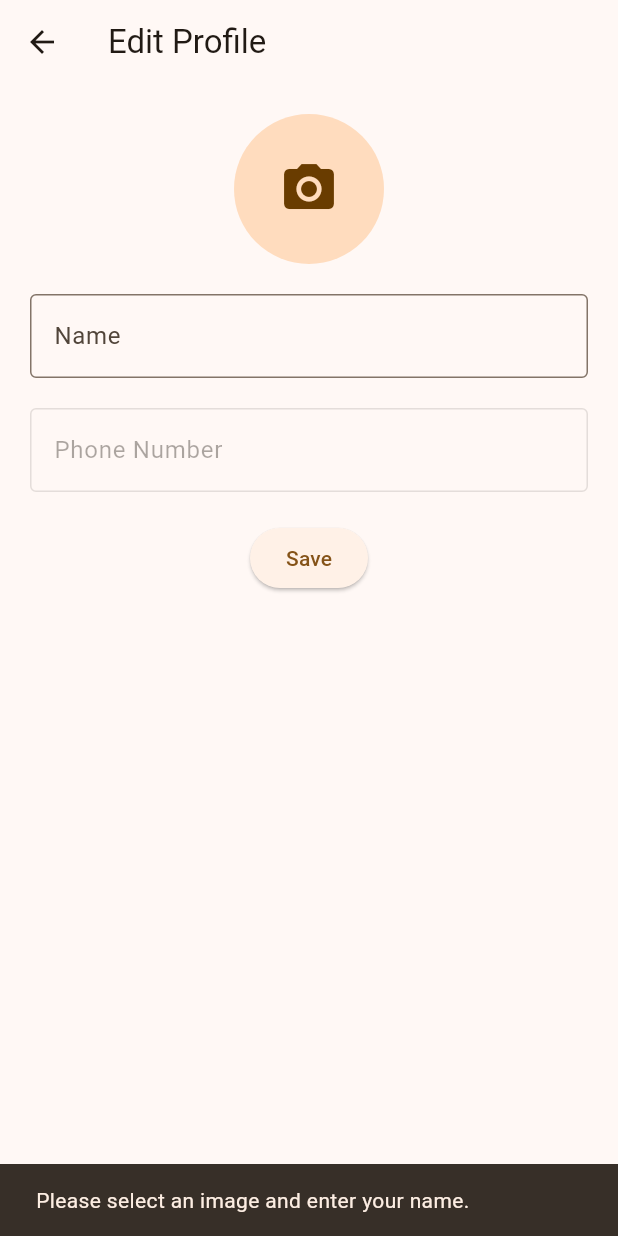
After one commit to MDK-404/e_mechanic, a Flutter app: the CustomerProfile screen opened by its route, after a tap on "Save", on a phone screen of 412 x 824 dp. The commit adds this screen. Run offline on Flutter 3.47's test engine with Material 3 defaults, Android fonts, the phone set to English and light mode, and no system bars; our stand-ins replace cloud_firestore, firebase_auth, firebase_core, firebase_storage, fluttertoast, image_picker and 2 more; accounts and stored records are empty.

Commit message:
customer profiel with collection created

```diff
--- a/lib/main.dart
+++ b/lib/main.dart
@@ -1,5 +1,6 @@
 import 'package:e_mechanic/screens/customer_home.dart';
 import 'package:e_mechanic/screens/customer_login.dart';
+import 'package:e_mechanic/screens/customer_profile.dart';
 import 'package:e_mechanic/screens/main_screen.dart';
 import 'package:e_mechanic/screens/otp.dart';
 //import 'package:e_mechanic/screens/otp.dart';
@@ -37,6 +38,7 @@ class MyApp extends StatelessWidget {
               verificationid: 'verificationid',
             ),
         'customer_home': (context) => CustomerHomeScreen(),
+        'customer_profile': (context) => CustomerProfile(),
       },
     );
   }
--- a/lib/screens/customer_home.dart
+++ b/lib/screens/customer_home.dart
@@ -122,7 +122,9 @@ class _CustomerHomeScreenState extends State<CustomerHomeScreen> {
               MaterialPageRoute(builder: (context) => ServicesScreen()),
             );
           } else if (index == 2) {
-          } else if (index == 3) {}
+          } else if (index == 3) {
+            Navigator.pushReplacementNamed(context, 'customer_profile');
+          }
         },
         currentIndex: 0,
       ),
--- /dev/null
+++ b/lib/screens/customer_profile.dart
@@ -0,0 +1,128 @@
+import 'package:flutter/material.dart';
+import 'package:image_picker/image_picker.dart';
+import 'package:firebase_storage/firebase_storage.dart' as firebase_storage;
+import 'package:firebase_auth/firebase_auth.dart';
+import 'package:cloud_firestore/cloud_firestore.dart';
+import 'dart:io';
+
+class CustomerProfile extends StatefulWidget {
+  const CustomerProfile({Key? key}) : super(key: key);
+
+  @override
+  _CustomerProfileState createState() => _CustomerProfileState();
+}
+
+class _CustomerProfileState extends State<CustomerProfile> {
+  final TextEditingController nameController = TextEditingController();
+  late String phoneNumber;
+
+  late File? _image; // Initialize with null
+
+  final picker = ImagePicker();
+
+  Future getImage() async {
+    final pickedFile = await picker.pickImage(source: ImageSource.gallery);
+
+    setState(() {
+      if (pickedFile != null) {
+        _image = File(pickedFile.path);
+      } else {
+        print('No image selected.');
+      }
+    });
+  }
+
+  @override
+  void initState() {
+    super.initState();
+    _image = null; // Initialize with null in initState
+    // Fetching user's phone number from Firebase Authentication
+    final auth = FirebaseAuth.instance;
+    User? user = auth.currentUser;
+    phoneNumber = user!.phoneNumber!;
+  }
+
+  void _saveProfile() async {
+    if (_image != null && nameController.text.isNotEmpty) {
+      // Upload image to Firebase Storage
+      String imageFileName = DateTime.now().millisecondsSinceEpoch.toString();
+      firebase_storage.Reference ref = firebase_storage.FirebaseStorage.instance
+          .ref()
+          .child('profile_images')
+          .child('$imageFileName.jpg');
+      await ref.putFile(_image!);
+
+      // Get download URL for the uploaded image
+      String downloadURL = await ref.getDownloadURL();
+
+      // Save user data to Firestore
+      FirebaseFirestore.instance.collection('customers').doc(phoneNumber).set({
+        'name': nameController.text,
+        'phoneNumber': phoneNumber,
+        'profileImageURL': downloadURL,
+      });
+
+      // Navigate to home screen or any other screen after saving profile
+      Navigator.pushReplacementNamed(context, 'customer_home');
+    } else {
+      // Show error if image or name is not selected
+      ScaffoldMessenger.of(context).showSnackBar(
+        SnackBar(
+          content: Text('Please select an image and enter your name.'),
+        ),
+      );
+    }
+  }
+
+  @override
+  Widget build(BuildContext context) {
+    return Scaffold(
+      appBar: AppBar(
+        title: Text('Edit Profile'),
+      ),
+      body: SingleChildScrollView(
+        padding: EdgeInsets.all(20),
+        child: Column(
+          crossAxisAlignment: CrossAxisAlignment.center,
+          children: [
+            GestureDetector(
+              onTap: getImage,
+              child: CircleAvatar(
+                radius: 50,
+                backgroundImage: _image != null ? FileImage(_image!) : null,
+                child: _image == null
+                    ? Icon(
+                        Icons.camera_alt,
+                        size: 40,
+                      )
+                    : null,
+              ),
+            ),
+            SizedBox(height: 20),
+            TextField(
+              controller: nameController,
+              decoration: InputDecoration(
+                labelText: 'Name',
+                border: OutlineInputBorder(),
+              ),
+            ),
+            SizedBox(height: 20),
+            TextField(
+              controller: TextEditingController(text: phoneNumber),
+              enabled: false,
+              decoration: InputDecoration(
+                labelText: 'Phone Number',
+                border: OutlineInputBorder(),
+              ),
+            ),
+            SizedBox(height: 20),
+            ElevatedButton(
+              onPressed: _saveProfile,
+              child: Text('Save'),
+            ),
+          ],
+        ),
+      ),
+    );
+  }
+}
--- a/lib/screens/otp.dart
+++ b/lib/screens/otp.dart
@@ -119,7 +119,7 @@ class _MyVerifyState extends State<MyVerify> {
 
                       try {
                         await aut.signInWithCredential(credential);
-                        Navigator.pushNamed(context, 'customer_home');
+                        Navigator.pushNamed(context, 'customer_profile');
                       } catch (e) {
                         Utils().toastMessage(e.toString());
                       }
@@ -133,7 +133,7 @@ class _MyVerifyState extends State<MyVerify> {
                 children: [
                   TextButton(
                       onPressed: () {
-                       Navigator.pushNamed(context, 'customerLogin ');
+                        Navigator.pushNamed(context, 'customerLogin ');
                       },
                       child: const Text(
                         "Edit Phone Number ?",
--- a/pubspec.yaml
+++ b/pubspec.yaml
@@ -45,6 +45,7 @@ dependencies:
   google_maps_flutter: ^2.6.1
   provider: ^6.1.2
   shared_preferences: ^2.2.3
+  image_picker: ^1.1.1
 
 
 dev_dependencies:
```
Also changed, not shown: pubspec.lock, 5 other files.
